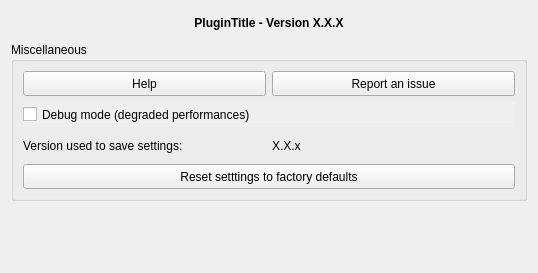
The window that plugin/idg/gui/dlg_settings.ui (geo2france/idg-qgis-plugin) describes before a commit, drawn with Qt 5.
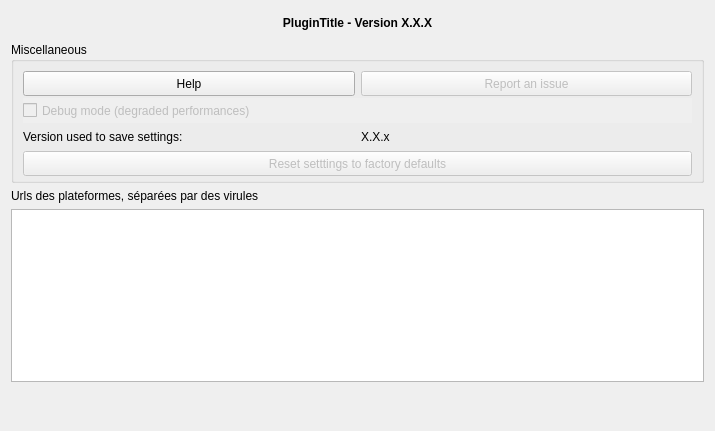
The same window after the commit.

Commit message: config dialog

Diff of the .ui file:
```diff
--- a/plugin/idg/gui/dlg_settings.ui
+++ b/plugin/idg/gui/dlg_settings.ui
@@ -6,8 +6,8 @@
    <rect>
     <x>0</x>
     <y>0</y>
-    <width>538</width>
-    <height>273</height>
+    <width>715</width>
+    <height>431</height>
    </rect>
   </property>
   <property name="windowTitle">
@@ -105,6 +105,9 @@
       </item>
       <item row="0" column="1">
        <widget class="QPushButton" name="btn_report">
+        <property name="enabled">
+         <bool>false</bool>
+        </property>
         <property name="minimumSize">
          <size>
           <width>200</width>
@@ -149,6 +152,9 @@
       </item>
       <item row="0" column="0">
        <widget class="QPushButton" name="btn_help">
+        <property name="enabled">
+         <bool>true</bool>
+        </property>
         <property name="minimumSize">
          <size>
           <width>200</width>
@@ -171,6 +177,9 @@
       </item>
       <item row="3" column="0" colspan="2">
        <widget class="QPushButton" name="btn_reset">
+        <property name="enabled">
+         <bool>false</bool>
+        </property>
         <property name="minimumSize">
          <size>
           <width>200</width>
@@ -193,6 +202,9 @@
       </item>
       <item row="1" column="0" colspan="2">
        <widget class="QCheckBox" name="opt_debug">
+        <property name="enabled">
+         <bool>false</bool>
+        </property>
         <property name="minimumSize">
          <size>
           <width>0</width>
@@ -225,6 +237,16 @@
      </layout>
     </widget>
    </item>
+   <item>
+    <widget class="QLabel" name="label">
+     <property name="text">
+      <string>Urls des plateformes, séparées par des virules</string>
+     </property>
+    </widget>
+   </item>
+   <item>
+    <widget class="QTextEdit" name="idgs_list"/>
+   </item>
    <item>
     <spacer name="verticalSpacer">
      <property name="orientation">
```
The commit also changes 3 other files.
